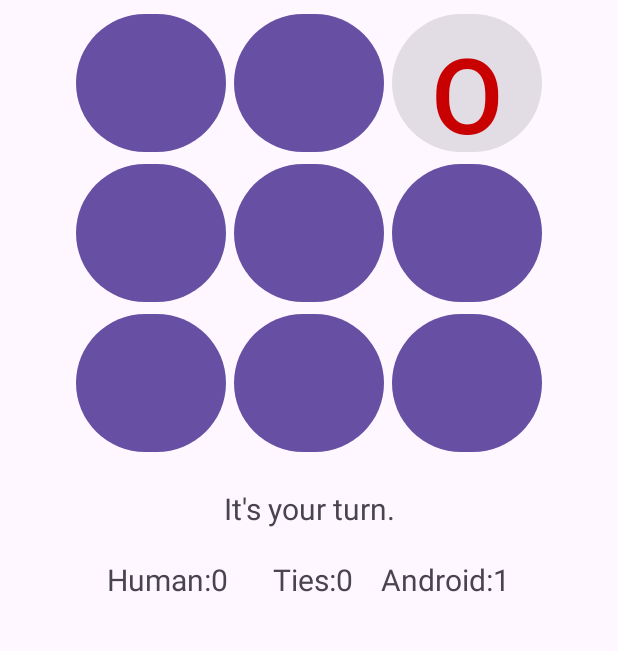
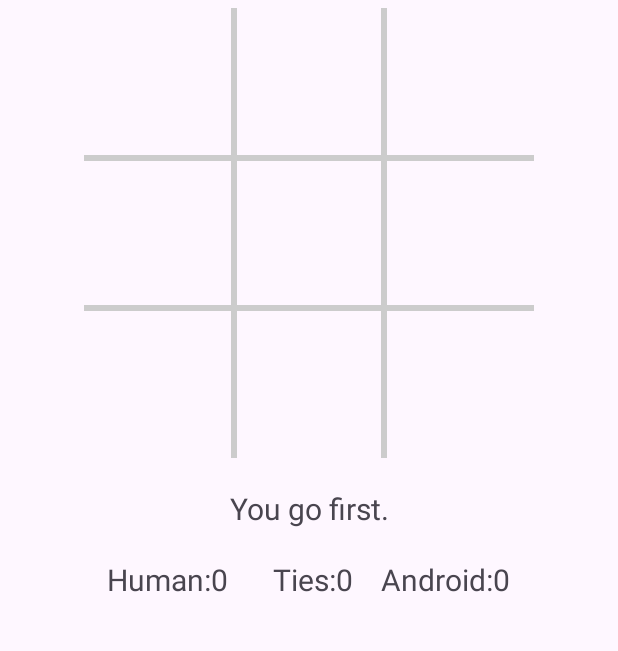
Before and after one commit to scassiano/dadm2023_2, an Android app: the screen it shows after launch (MainActivity), in the options menu, after a tap on "New Game", on a phone screen of 412 x 824 dp, the part 96-747 px from its top. Run offline under Robolectric (Android 15) with nearby library versions, the light colour scheme and no system bars.

Commit message:
Reto 5 completado sin Extra Challenge

```diff
--- /dev/null
+++ b/Reto_5/app/src/main/java/com/example/androidtictactoe/BoardView.java
@@ -0,0 +1,108 @@
+package com.example.androidtictactoe;
+
+import android.content.Context;
+import android.graphics.Bitmap;
+import android.graphics.BitmapFactory;
+import android.graphics.Canvas;
+import android.graphics.Color;
+import android.graphics.Paint;
+import android.graphics.Rect;
+import android.util.AttributeSet;
+import android.view.View;
+
+public class BoardView extends View {
+
+    // Ancho de las lineas del tablero
+    public static final int GRID_WIDTH = 6;
+
+    //Imagenes que se usaran para representar los movimientos
+    private Bitmap mHumanBitmap;
+    private Bitmap mComputerBitmap;
+
+    private Paint mPaint;
+
+    //Acceso al tablero logico
+    private TicTacToeGame mGame;
+
+    //Asignar el tablero logico que se esta utilizando al boardview
+    public void setGame(TicTacToeGame game) {
+        mGame = game;
+    }
+
+    public void initialize() {
+        mHumanBitmap = BitmapFactory.decodeResource(getResources(), R.drawable.x_img);
+        mComputerBitmap = BitmapFactory.decodeResource(getResources(), R.drawable.o_img);
+        mPaint = new Paint(Paint.ANTI_ALIAS_FLAG);
+    }
+
+    public BoardView(Context context) {
+        super(context);
+        initialize();
+    }
+    public BoardView(Context context, AttributeSet attrs, int defStyle) {
+        super(context, attrs, defStyle);
+        initialize();
+    }
+    public BoardView(Context context, AttributeSet attrs) {
+        super(context, attrs);
+        initialize();
+    }
+
+    @Override
+    public void onDraw(Canvas canvas) {
+        super.onDraw(canvas);
+
+        // Determine the width and height of the View
+        int boardWidth = getWidth();
+        int boardHeight = getHeight();
+
+        // Make thick, light gray lines
+        mPaint.setColor(Color.LTGRAY);
+        mPaint.setStrokeWidth(GRID_WIDTH);
+
+        // Draw the two vertical board lines
+        int cellWidth = boardWidth / 3;
+        canvas.drawLine(cellWidth, 0, cellWidth, boardHeight, mPaint);
+        canvas.drawLine(cellWidth * 2, 0, cellWidth * 2, boardHeight, mPaint);
+
+        // Draw the two horizontal board lines
+        int cellHeight = boardHeight / 3;
+        canvas.drawLine(0, cellHeight, boardWidth, cellHeight, mPaint);
+        canvas.drawLine(0,  cellHeight*2, boardWidth, cellHeight*2, mPaint);
+
+        // Draw all the X and O images
+        for (int i = 0; i < TicTacToeGame.BOARD_SIZE; i++) {
+            int col = i % 3;
+            int row = i / 3;
+
+            // Define the boundaries of a destination rectangle for the image
+            int left = col*cellWidth;
+            int top = row*cellHeight;
+            int right = (col+1)*cellWidth;
+            int bottom = (row+1)*cellHeight;
+
+            if (mGame != null && mGame.getBoardOccupant(i) == TicTacToeGame.HUMAN_PLAYER) {
+                canvas.drawBitmap(mHumanBitmap,
+                        null, // src
+                        new Rect(left, top, right, bottom), // dest
+                        null);
+
+            }
+            else if (mGame != null && mGame.getBoardOccupant(i) == TicTacToeGame.COMPUTER_PLAYER) {
+                canvas.drawBitmap(mComputerBitmap,
+                        null, // src
+                        new Rect(left, top, right, bottom), // dest
+                        null);
+
+            }
+        }
+    }
+
+    //Metodos para facilitar el acceso al ancho y alto de las celdas
+    public int getBoardCellWidth() {
+        return getWidth() / 3;
+    }
+    public int getBoardCellHeight() {
+        return getHeight() / 3;
+    }
+}
--- a/Reto_5/app/src/main/java/com/example/androidtictactoe/MainActivity.java
+++ b/Reto_5/app/src/main/java/com/example/androidtictactoe/MainActivity.java
@@ -9,14 +9,14 @@
 import android.app.Dialog;
 import android.content.Context;
 import android.content.DialogInterface;
-import android.graphics.Color;
+import android.media.MediaPlayer;
 import android.os.Bundle;
 import android.view.LayoutInflater;
 import android.view.Menu;
 import android.view.MenuInflater;
 import android.view.MenuItem;
+import android.view.MotionEvent;
 import android.view.View;
-import android.widget.Button;
 import android.widget.TextView;
 import android.widget.Toast;
 
@@ -24,9 +24,6 @@
 
     //Un objeto que representa el estado interno del juego
     private TicTacToeGame mGame;
-
-    //Para acceder a los botones del triki que se muestran en pantalla
-    private Button mBoardButtons[];
 
     //Para acceder al texto que se mostrara en pantalla
     private TextView mInfoTextView;
@@ -52,21 +49,24 @@
     static final int DIALOG_QUIT_ID = 1;
     static final int DIALOG_ABOUT_ID = 2;
 
+    //Acceso al view que representa el tablero
+    private BoardView mBoardView;
+
+    //Variables para reproductores de sonidos
+    MediaPlayer mHumanMediaPlayer;
+    MediaPlayer mComputerMediaPlayer;
+
     //Funcion para iniciar un nuevo juego
     private void startNewGame() {
 
         //Limpiar el tablero a nivel logico
         mGame.clearBoard();
 
+        //Redibujar la view del tablero
+        mBoardView.invalidate();
+
         //Volver el gameover false
         mGameOver = false;
-
-        // Reiniciar los botones a nivel grafico y darles un listener para las acciones del usuario
-        for (int i = 0; i < mBoardButtons.length; i++) {
-            mBoardButtons[i].setText("");
-            mBoardButtons[i].setEnabled(true);
-            mBoardButtons[i].setOnClickListener(new ButtonClickListener(i));
-        }
 
         if (mBegin == 1){
             // Mencionar que el humano va primero
@@ -82,66 +82,20 @@
         }
     }
 
-    // Maneja los clicks que se reciben a los botones del tablero
-    private class ButtonClickListener implements View.OnClickListener {
-        int location;
-        public ButtonClickListener(int location) {
-            this.location = location;
+
+    private boolean setMove(char player, int location) {
+        if (mGame.setMove(player, location)) {
+            if (player == TicTacToeGame.HUMAN_PLAYER) {
+                //Sonido del jugador
+                mHumanMediaPlayer.start();
+            } else {
+                mComputerMediaPlayer.start();
+            }
+
+            mBoardView.invalidate(); // Redraw the board
+            return true;
         }
-        public void onClick(View view) {
-            if (mBoardButtons[location].isEnabled() && !mGameOver) {
-                setMove(TicTacToeGame.HUMAN_PLAYER, location);
-
-                // If no winner yet, let the computer make a move
-                int winner = mGame.checkForWinner();
-                if (winner == 0) {
-                    mInfoTextView.setText(R.string.turn_computer);
-                    int move = mGame.getComputerMove();
-                    setMove(TicTacToeGame.COMPUTER_PLAYER, move);
-                    winner = mGame.checkForWinner();
-                }
-                if (winner == 0) {
-                    mInfoTextView.setText(R.string.turn_human);
-                }
-                else if (winner == 1) {
-                    mInfoTextView.setText(R.string.result_tie);
-                    mGameOver = true;
-                    //Cambiar la persona que inicia la proxima ronda
-                    mBegin = mBegin * -1;
-                    //Actualizar contadores de empates
-                    mTies = mTies + 1;
-                    mTiesTextView.setText(String.valueOf(mTies));
-                }
-                else if (winner == 2) {
-                    mInfoTextView.setText(R.string.result_human_wins);
-                    mGameOver = true;
-                    //Cambiar la persona que inicia la proxima ronda
-                    mBegin = mBegin * -1;
-                    //Actualizar contadores de victorias humanas
-                    mWinsHuman = mWinsHuman + 1;
-                    mWinsHumanTextView.setText(String.valueOf(mWinsHuman));
-                }
-                else {
-                    mInfoTextView.setText(R.string.result_computer_wins);
-                    mGameOver = true;
-                    //Cambiar la persona que inicia la proxima ronda
-                    mBegin = mBegin * -1;
-                    //Actualizar contadores de victorias android
-                    mWinsAndroid = mWinsAndroid + 1;
-                    mWinsAndroidTextView.setText(String.valueOf(mWinsAndroid));
-                }
-            }
-        }
-    }
-
-    private void setMove(char player, int location) {
-        mGame.setMove(player, location);
-        mBoardButtons[location].setEnabled(false);
-        mBoardButtons[location].setText(String.valueOf(player));
-        if (player == TicTacToeGame.HUMAN_PLAYER)
-            mBoardButtons[location].setTextColor(Color.rgb(0, 200, 0));
-        else
-            mBoardButtons[location].setTextColor(Color.rgb(200, 0, 0));
+        return false;
     }
 
     @Override
@@ -153,25 +107,21 @@
         Toolbar myToolbar = findViewById(R.id.my_toolbar);
         setSupportActionBar(myToolbar);
 
-        mBoardButtons = new Button[TicTacToeGame.BOARD_SIZE];
-        mBoardButtons[0] = findViewById(R.id.one);
-        mBoardButtons[1] = findViewById(R.id.two);
-        mBoardButtons[2] = findViewById(R.id.three);
-        mBoardButtons[3] = findViewById(R.id.four);
-        mBoardButtons[4] = findViewById(R.id.five);
-        mBoardButtons[5] = findViewById(R.id.six);
-        mBoardButtons[6] = findViewById(R.id.seven);
-        mBoardButtons[7] = findViewById(R.id.eight);
-        mBoardButtons[8] = findViewById(R.id.nine);
+        //Crear el tablero logico y darselo al boardview para que pueda
+        //Actualizarse segun lo que ocurra
+        mGame = new TicTacToeGame();
+        mBoardView = findViewById(R.id.board);
+        mBoardView.setGame(mGame);
+        // Listen for touches on the board
+        mBoardView.setOnTouchListener(mTouchListener);
+
+
         mInfoTextView = findViewById(R.id.information);
         mWinsAndroidTextView = findViewById(R.id.num_android_points);
         mWinsHumanTextView = findViewById(R.id.num_human_points);
         mTiesTextView = findViewById(R.id.num_tie_points);
 
         mBegin = 1; //La primera vez inicia el jugador humano
-
-        mGame = new TicTacToeGame();
-        startNewGame();
     }
 
     //Creacion del menu de opciones
@@ -284,4 +234,75 @@
         }
         return dialog;
     }
+
+    // Listen for touches on the board
+    private View.OnTouchListener mTouchListener = new View.OnTouchListener() {
+        public boolean onTouch(View v, MotionEvent event) {
+            // Determine which cell was touched
+            int col = (int) event.getX() / mBoardView.getBoardCellWidth();
+            int row = (int) event.getY() / mBoardView.getBoardCellHeight();
+            int pos = row * 3 + col;
+            if (!mGameOver && setMove(TicTacToeGame.HUMAN_PLAYER, pos)){
+                // If no winner yet, let the computer make a move
+                int winner = mGame.checkForWinner();
+                if (winner == 0) {
+                    mInfoTextView.setText(R.string.turn_computer);
+                    int move = mGame.getComputerMove();
+                    setMove(TicTacToeGame.COMPUTER_PLAYER, move);
+                    winner = mGame.checkForWinner();
+                }
+                if (winner == 0) {
+                    mInfoTextView.setText(R.string.turn_human);
+                }
+                else if (winner == 1) {
+                    mInfoTextView.setText(R.string.result_tie);
+                    mGameOver = true;
+                    //Cambiar la persona que inicia la proxima ronda
+                    mBegin = mBegin * -1;
+                    //Actualizar contadores de empates
+                    mTies = mTies + 1;
+                    mTiesTextView.setText(String.valueOf(mTies));
+                }
+                else if (winner == 2) {
+                    mInfoTextView.setText(R.string.result_human_wins);
+                    mGameOver = true;
+                    //Cambiar la persona que inicia la proxima ronda
+                    mBegin = mBegin * -1;
+                    //Actualizar contadores de victorias humanas
+                    mWinsHuman = mWinsHuman + 1;
+                    mWinsHumanTextView.setText(String.valueOf(mWinsHuman));
+                }
+                else {
+                    mInfoTextView.setText(R.string.result_computer_wins);
+                    mGameOver = true;
+                    //Cambiar la persona que inicia la proxima ronda
+                    mBegin = mBegin * -1;
+                    //Actualizar contadores de victorias android
+                    mWinsAndroid = mWinsAndroid + 1;
+                    mWinsAndroidTextView.setText(String.valueOf(mWinsAndroid));
+                }
+            }
+
+            // So we aren't notified of continued events when finger is moved
+            return false;
+        }
+    };
+
+    @Override
+    protected void onResume() {
+        super.onResume();
+
+        mHumanMediaPlayer = MediaPlayer.create(getApplicationContext(),R.raw.sword);
+        mComputerMediaPlayer = MediaPlayer.create(getApplicationContext(),R.raw.swish);
+    }
+
+    @Override
+    protected void onPause() {
+        super.onPause();
+
+        mHumanMediaPlayer.release();
+        mComputerMediaPlayer.release();
+    }
+
+
 }
--- a/Reto_5/app/src/main/java/com/example/androidtictactoe/TicTacToeGame.java
+++ b/Reto_5/app/src/main/java/com/example/androidtictactoe/TicTacToeGame.java
@@ -35,12 +35,17 @@
      * @param player - The HUMAN_PLAYER or COMPUTER_PLAYER
      * @param location - The location (0-8) to place the move
      */
-    public void setMove(char player, int location) {
+    public boolean setMove(char player, int location) {
         //Si el movimiento lo hace un jugador
-        if (player == HUMAN_PLAYER){
-            mBoard[location] = HUMAN_PLAYER;
+        if (mBoard[location] == OPEN_SPOT){
+            if (player == HUMAN_PLAYER){
+                mBoard[location] = HUMAN_PLAYER;
+            } else {
+                mBoard[location] = COMPUTER_PLAYER;
+            }
+            return true;
         } else {
-            mBoard[location] = COMPUTER_PLAYER;
+            return false;
         }
     }
 
@@ -196,4 +201,9 @@
     public void setDifficultyLevel(DifficultyLevel difficultyLevel){
         mDifficultyLevel = difficultyLevel;
     }
+
+    //Saber que piesa esta ocupando una posicion
+    public char getBoardOccupant(int position){
+        return mBoard[position];
+    }
 }
--- a/Reto_5/app/src/main/res/layout/activity_main.xml
+++ b/Reto_5/app/src/main/res/layout/activity_main.xml
@@ -16,51 +16,11 @@
         android:theme="@style/ThemeOverlay.AppCompat.ActionBar"
         app:popupTheme="@style/ThemeOverlay.AppCompat.Light"/>
 
-    <TableLayout
-        android:id="@+id/play_grid" android:layout_width="fill_parent"
-        android:layout_height="wrap_content" android:layout_marginTop="5dp" >
-        <TableRow android:gravity="center_horizontal">
-            <Button android:id="@+id/one" android:layout_width="100dp"
-                android:layout_height="100dp" android:text="1"
-                android:layout_marginRight="5dp"
-                android:textSize="70dp" />
-            <Button android:id="@+id/two" android:layout_width="100dp"
-                android:layout_height="100dp" android:text="2"
-                android:layout_marginRight="5dp"
-                android:textSize="70dp" />
-            <Button android:id="@+id/three" android:layout_width="100dp"
-                android:layout_height="100dp" android:text="3"
-                android:textSize="70dp" />
-        </TableRow>
-
-        <TableRow android:gravity="center_horizontal">
-            <Button android:id="@+id/four" android:layout_width="100dp"
-                android:layout_height="100dp" android:text="4"
-                android:layout_marginRight="5dp"
-                android:textSize="70dp" />
-            <Button android:id="@+id/five" android:layout_width="100dp"
-                android:layout_height="100dp" android:text="5"
-                android:layout_marginRight="5dp"
-                android:textSize="70dp" />
-            <Button android:id="@+id/six" android:layout_width="100dp"
-                android:layout_height="100dp" android:text="6"
-                android:textSize="70dp" />
-        </TableRow>
-
-        <TableRow android:gravity="center_horizontal">
-            <Button android:id="@+id/seven" android:layout_width="100dp"
-                android:layout_height="100dp" android:text="7"
-                android:layout_marginRight="5dp"
-                android:textSize="70dp" />
-            <Button android:id="@+id/eight" android:layout_width="100dp"
-                android:layout_height="100dp" android:text="8"
-                android:layout_marginRight="5dp"
-                android:textSize="70dp" />
-            <Button android:id="@+id/nine" android:layout_width="100dp"
-                android:layout_height="100dp" android:text="9"
-                android:textSize="70dp" />
-        </TableRow>
-    </TableLayout>
+    <com.example.androidtictactoe.BoardView
+        android:id="@+id/board"
+        android:layout_width="300dp"
+        android:layout_height="300dp"
+        android:layout_marginTop="5dp"/>
 
     <TextView android:id="@+id/information" android:layout_width="fill_parent"
         android:layout_height="wrap_content" android:text="info"
```
Also changed, not shown: Reto_5/app/src/main/res/drawable/o_img.png (added), Reto_5/app/src/main/res/drawable/x_img.png (added), 2 other files.
